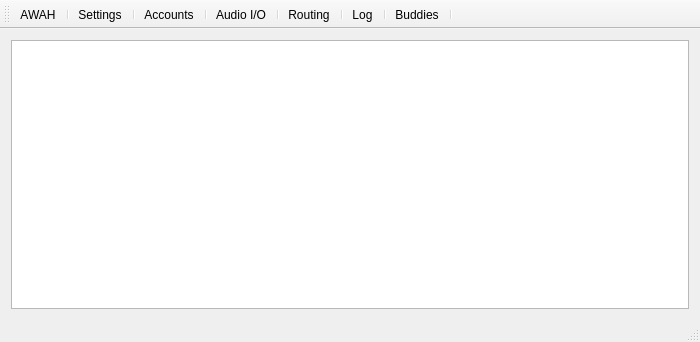
Above: AWAHSipDesktopGUI.ui from AWAH-SIP/AWAH-SIP_Desktop-GUI before the change. Below: the same form after it.
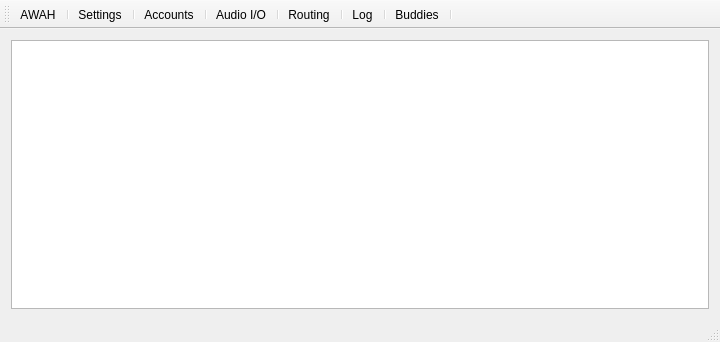
That is the form after the change. Icons and pictures are not drawn.

```diff
--- a/AWAHSipDesktopGUI.ui
+++ b/AWAHSipDesktopGUI.ui
@@ -6,13 +6,13 @@
    <rect>
     <x>0</x>
     <y>0</y>
-    <width>700</width>
+    <width>720</width>
     <height>342</height>
    </rect>
   </property>
   <property name="minimumSize">
    <size>
-    <width>700</width>
+    <width>720</width>
     <height>200</height>
    </size>
   </property>
```
Left out of the diff: 2 changed lines with no effect on the pictures.
